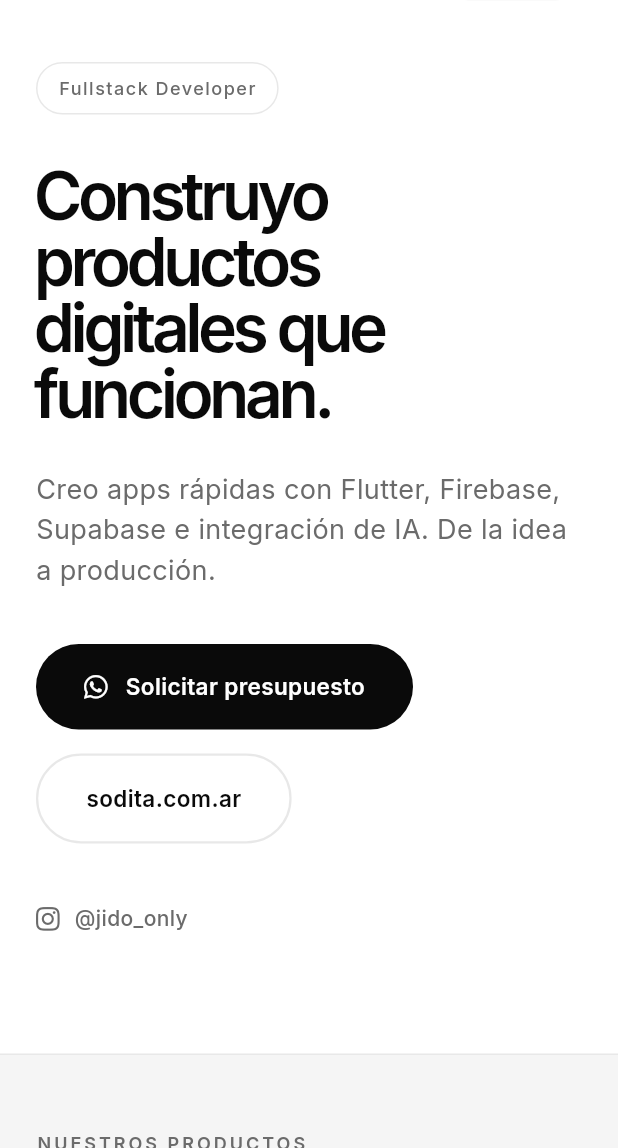
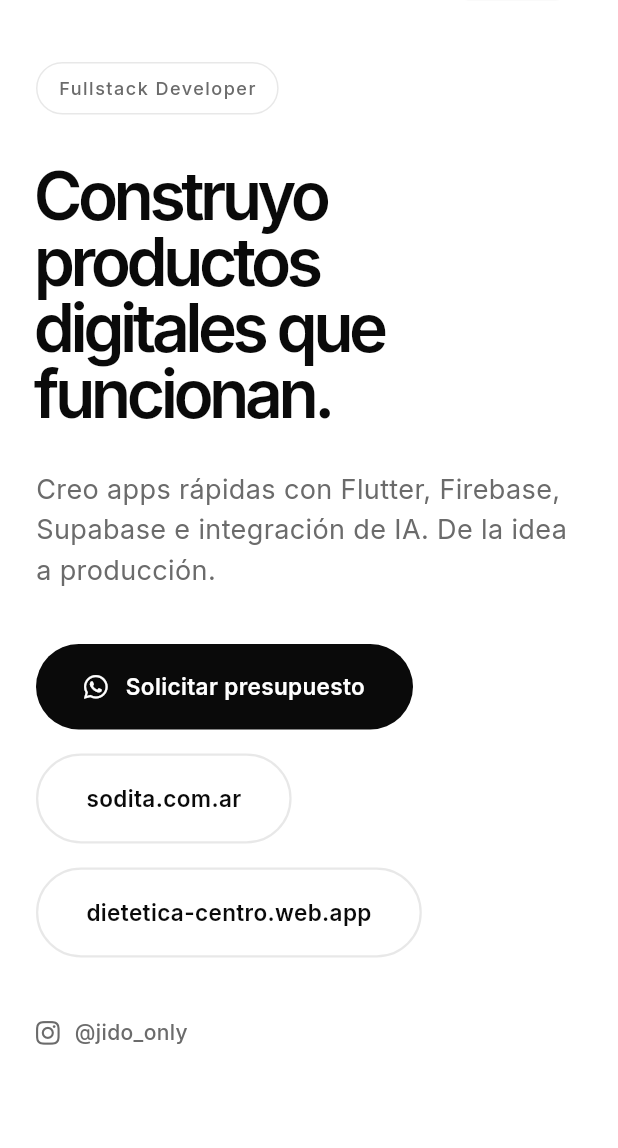
Before and after one commit to JiDomusic/miweb, a Flutter app: the screen it shows after launch, on a phone screen of 412 x 824 dp, the part 88-1236 px from its top. Run offline on Flutter 3.47's test engine with Material 3 defaults, Android fonts, the phone set to English and light mode, and no system bars; our stand-ins replace cloud_firestore, firebase_core, flutter_animate, flutter_form_builder, font_awesome_flutter, google_fonts; missing offline and left inert: dart:html; accounts and stored records are empty; statements that could not run were skipped.

Commit message:
web  conwecon dietetica

```diff
--- a/lib/home_page.dart
+++ b/lib/home_page.dart
@@ -19,11 +19,13 @@
 class _HomePageState extends State<HomePage> {
   bool _isHoveringCTA = false;
   bool _isHoveringDemo = false;
+  bool _isHoveringDietetica = false;
   int _hoveredProject = -1;
 
   static const _whatsappUrl = 'https://wa.me/3413363551';
-  static const _instagramUrl = 'https://www.instagram.com/jido_only';
+  static const _instagramUrl = 'https://www.instagram.com/programacion_jj';
   static const _demoUrl = 'https://sodita.com.ar';
+  static const _dieteticaUrl = 'https://dietetica-centro.web.app/';
 
   @override
   Widget build(BuildContext context) {
@@ -278,6 +280,31 @@
                   ),
                 ),
               ),
+              MouseRegion(
+                cursor: SystemMouseCursors.click,
+                onEnter: (_) => setState(() => _isHoveringDietetica = true),
+                onExit: (_) => setState(() => _isHoveringDietetica = false),
+                child: GestureDetector(
+                  onTap: () => _launchURL(_dieteticaUrl),
+                  child: AnimatedContainer(
+                    duration: const Duration(milliseconds: 200),
+                    padding: const EdgeInsets.symmetric(horizontal: 32, vertical: 18),
+                    decoration: BoxDecoration(
+                      color: _isHoveringDietetica ? AppColors.accentSoft : Colors.transparent,
+                      border: Border.all(color: AppColors.border, width: 1.5),
+                      borderRadius: BorderRadius.circular(100),
+                    ),
+                    child: Text(
+                      'dietetica-centro.web.app',
+                      style: GoogleFonts.inter(
+                        fontSize: 15,
+                        fontWeight: FontWeight.w600,
+                        color: AppColors.ink,
+                      ),
+                    ),
+                  ),
+                ),
+              ),
             ],
           ),
           SizedBox(height: isDesktop ? 60 : 40),
@@ -453,6 +480,12 @@
         'title': 'Kraken',
         'desc': isEn ? 'Technical services' : 'Servicios técnicos',
         'url': 'https://krakenreparaciones.com/',
+        'tag': isEn ? 'Business' : 'Negocio',
+      },
+      {
+        'title': 'Dietética Centro',
+        'desc': isEn ? 'Web service for health food stores in Argentina' : 'Servicio web para dietéticas en Argentina',
+        'url': 'https://dietetica-centro.web.app/',
         'tag': isEn ? 'Business' : 'Negocio',
       },
     ];
--- a/lib/proyectos_page.dart
+++ b/lib/proyectos_page.dart
@@ -99,6 +99,16 @@
             'technologies': [isEn ? 'Web Development' : 'Desarrollo Web', isEn ? 'Gallery' : 'Galería', 'Video'],
             'url': 'https://www.puntorojoproductora.com.ar/',
             'category': isEn ? 'Creative' : 'Creativo',
+          },
+          {
+            'title': 'Dietética Centro',
+            'description': isEn
+                ? 'Web service for health food stores in Argentina.'
+                : 'Servicio web para dietéticas en Argentina.',
+            'technologies': ['Flutter Web', 'Firebase', 'UI/UX'],
+            'url': 'https://dietetica-centro.web.app/',
+            'category': isEn ? 'Business' : 'Negocio',
+            'image': 'assets/images/dietetica.png',
           },
           {
             'title': isEn ? 'Interactive Alphabet' : 'Alfabeto Interactivo',
```
Also changed, not shown: assets/images/bellacolor_promo_new.jpg (added), assets/images/dietetica.png (added).
